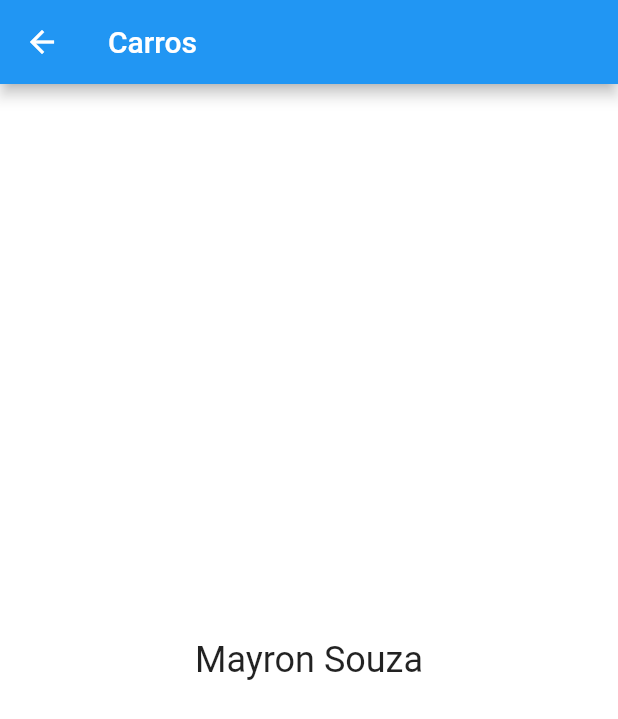
After one commit to MayronSouza/carros_ms, a Flutter app: the HomePage screen opened directly, on a phone screen of 412 x 824 dp. The commit adds this screen. Shown: the top 719 px of the screen. Run offline on Flutter 3.47's test engine with Material 2 defaults, Android fonts, the phone set to English and light mode, and no system bars.

Commit message:
Iniciando a implementacao do Login com Web Service, navegando para a HomePage e utilizando form urlencoded

```diff
--- /dev/null
+++ b/lib/pages/home_page.dart
@@ -0,0 +1,26 @@
+import 'package:flutter/material.dart';
+
+class HomePage extends StatelessWidget {
+  @override
+  Widget build(BuildContext context) {
+    return Scaffold(
+      appBar: AppBar(
+        title: Text(
+          'Carros',
+        ),
+      ),
+      body: _body(),
+    );
+  }
+
+  _body() {
+    return Center(
+      child: Text(
+        'Mayron Souza',
+        style: TextStyle(
+          fontSize: 24.0,
+        ),
+      ),
+    );
+  }
+}
--- a/pubspec.yaml
+++ b/pubspec.yaml
@@ -23,6 +23,8 @@ environment:
 dependencies:
   flutter:
     sdk: flutter
+
+  http:
 
 
   # The following adds the Cupertino Icons font to your application.
```
Also changed, not shown: lib/components/formulario.dart (+29 -4 lines), lib/pages/login_api.dart (added, +22 -0 lines), pubspec.lock.
